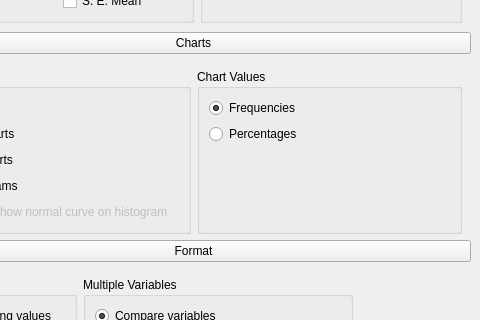
jasp-stats/jasp-desktop, file JASP-Desktop/analysisforms/descriptives.ui: the form before one commit; both pictures show x 93 to 573 and y 545 to 865 of the 573 by 981 pixel window.
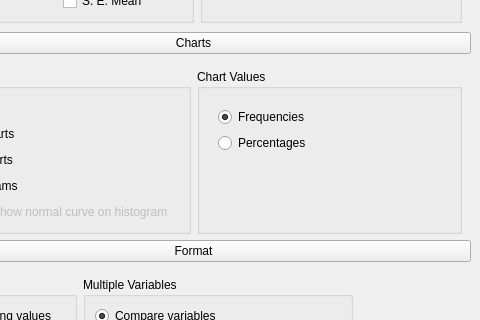
The form after the commit. Custom widgets are drawn as their Qt base class.

What changed in the file:
```diff
--- a/JASP-Desktop/analysisforms/descriptives.ui
+++ b/JASP-Desktop/analysisforms/descriptives.ui
@@ -421,6 +421,9 @@
            <property name="flat">
             <bool>true</bool>
            </property>
+           <layout class="QGridLayout" name="gridLayout_17">
+            <item row="0" column="0">
+             <widget class="BoundGroupBox" name="charts_chartValues" native="true">
            <layout class="QGridLayout" name="gridLayout_9">
             <item row="0" column="0">
              <widget class="QRadioButton" name="frequencies">
@@ -439,7 +442,10 @@
               </property>
              </widget>
             </item>
-            <item row="2" column="0">
+              </layout>
+             </widget>
+            </item>
+            <item row="1" column="0">
              <spacer name="verticalSpacer">
               <property name="orientation">
                <enum>Qt::Vertical</enum>
```
Left out of the diff: 2 changed lines with no effect on the pictures. Lines whose indentation alone changed are shown as unchanged.
